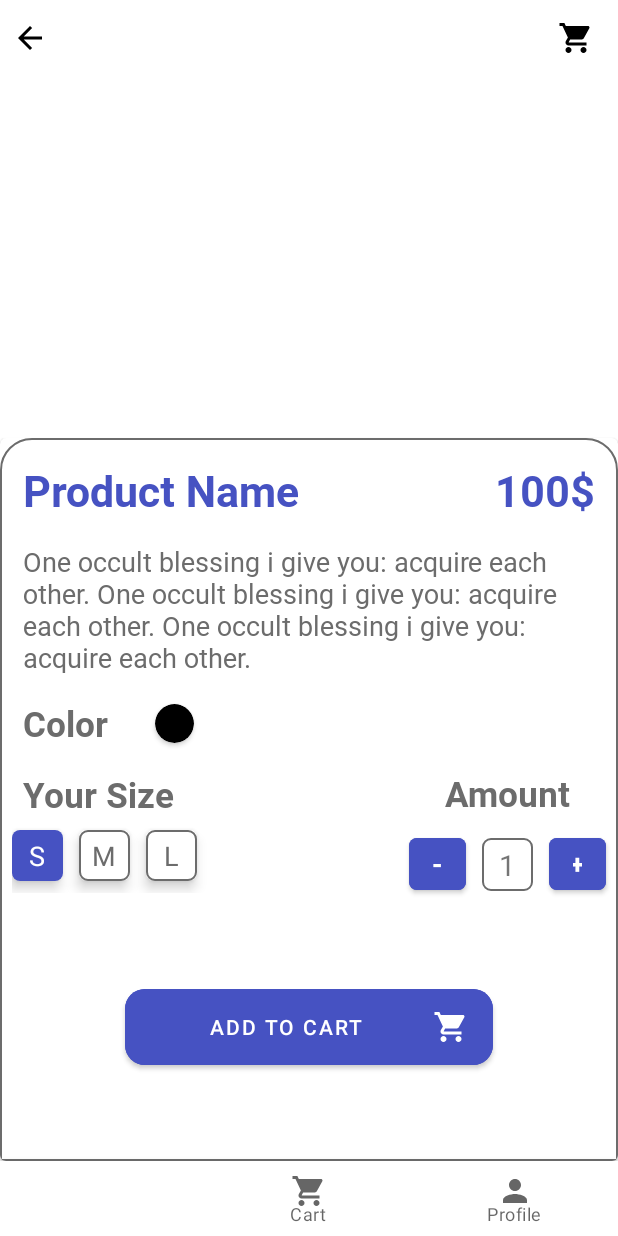
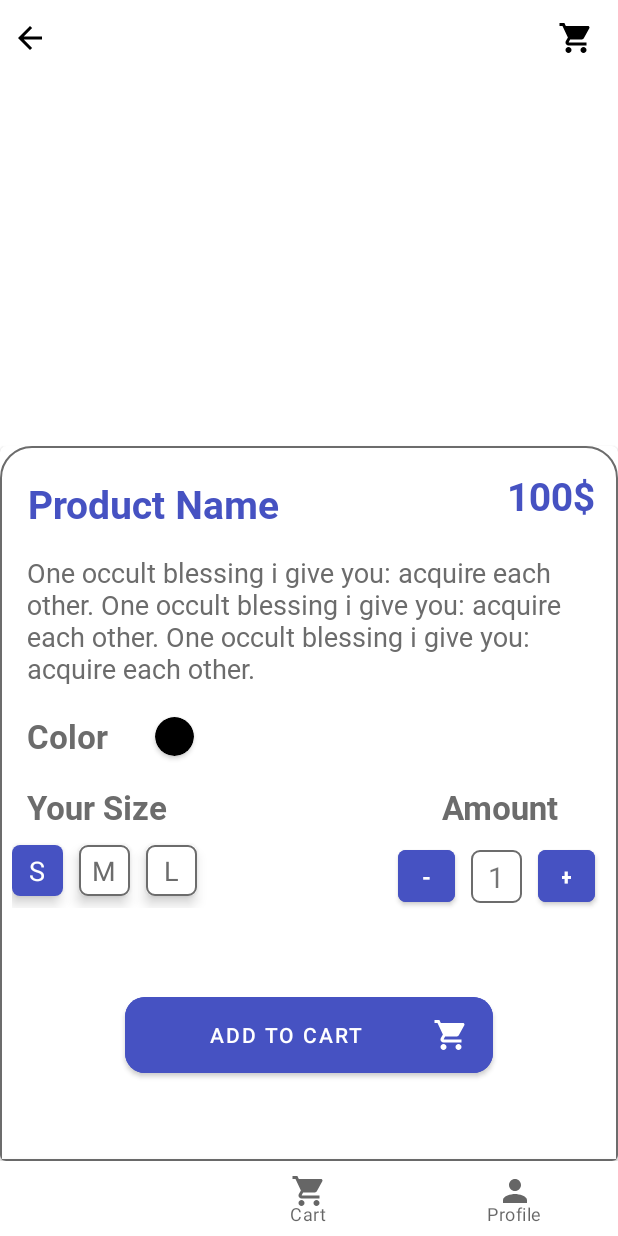
Before and after one commit to SeifEldinMohamed/EcommerceApp, an Android app: the fragment ProductDetailsFragment placed in its activity, on a phone screen of 412 x 824 dp. Run offline under Robolectric (Android 15) with nearby library versions, the phone set to English and light mode, and no system bars; our stand-ins replace Dagger/Hilt's generated code, Picasso, navigation-ui, sdp/ssp sizes; pictures from the network do not load; 6 statements that could not run were skipped.

Commit message:
Update Home and productDetails Design

```diff
--- a/app/src/main/java/com/seif/ecommerceapp/ui/homefragment/HomeFragment.kt
+++ b/app/src/main/java/com/seif/ecommerceapp/ui/homefragment/HomeFragment.kt
@@ -11,7 +11,6 @@ import androidx.recyclerview.widget.GridLayoutManager
 import com.seif.ecommerceapp.data.remote.models.Product
 import com.seif.ecommerceapp.databinding.FragmentHomeBinding
 import com.seif.ecommerceapp.utils.NetworkResult
-import com.seif.ecommerceapp.utils.observeOnce
 import dagger.hilt.android.AndroidEntryPoint
 
 @AndroidEntryPoint
--- a/app/src/main/java/com/seif/ecommerceapp/ui/homefragment/ProductAdapter.kt
+++ b/app/src/main/java/com/seif/ecommerceapp/ui/homefragment/ProductAdapter.kt
@@ -5,7 +5,6 @@ import android.view.ViewGroup
 import androidx.navigation.findNavController
 import androidx.recyclerview.widget.DiffUtil
 import androidx.recyclerview.widget.RecyclerView
-import com.seif.ecommerceapp.R
 import com.seif.ecommerceapp.data.remote.models.Product
 import com.seif.ecommerceapp.databinding.ItemProductRowBinding
 import com.seif.ecommerceapp.utils.ProductsDiffUtil
@@ -16,7 +15,7 @@ class ProductAdapter: RecyclerView.Adapter<ProductAdapter.MyViewHolder>() {
     class MyViewHolder(private val binding: ItemProductRowBinding): RecyclerView.ViewHolder(binding.root) {
         fun bind(product: Product) {
             binding.tvProductName.text = product.productName
-            binding.tvPrice.text = product.price.toString()
+            binding.tvPrice.text = "${product.price.toInt()} $"
             Picasso.get().load(product.photo).into(binding.ivProduct)
 
             binding.cvProduct.setOnClickListener {
--- a/app/src/main/res/layout/fragment_login.xml
+++ b/app/src/main/res/layout/fragment_login.xml
@@ -8,6 +8,7 @@
     tools:context=".ui.loginfragment.LoginFragment">
 
     <androidx.cardview.widget.CardView
+        android:id="@+id/cardView"
         android:layout_width="match_parent"
         android:layout_height="0dp"
         android:layout_marginStart="@dimen/_16sdp"
@@ -140,4 +141,6 @@
         app:layout_constraintStart_toStartOf="parent"
         app:layout_constraintTop_toTopOf="parent" />
 
+
+
 </androidx.constraintlayout.widget.ConstraintLayout>
--- a/app/src/main/res/layout/fragment_product_details.xml
+++ b/app/src/main/res/layout/fragment_product_details.xml
@@ -12,7 +12,7 @@
         android:layout_height="wrap_content"
         android:background="@color/white"
         android:minHeight="50dp"
-        android:theme="?attr/actionBarTheme"
+        android:backgroundTint="@android:color/transparent"
         app:layout_constraintEnd_toEndOf="parent"
         app:layout_constraintStart_toStartOf="parent"
         app:layout_constraintTop_toTopOf="parent" />
@@ -43,7 +43,7 @@
     <com.google.android.material.card.MaterialCardView
         android:layout_width="match_parent"
         android:layout_height="0dp"
-        android:layout_marginTop="@dimen/_16sdp"
+        android:layout_marginTop="@dimen/_20sdp"
         app:layout_constraintBottom_toBottomOf="parent"
         app:layout_constraintEnd_toEndOf="parent"
         app:layout_constraintStart_toStartOf="parent"
@@ -59,6 +59,7 @@
                 android:layout_width="wrap_content"
                 android:layout_height="wrap_content"
                 android:gravity="center"
+                android:layout_marginTop="@dimen/_2sdp"
                 android:layout_marginStart="@dimen/_6sdp"
                 android:orientation="horizontal"
                 app:layout_constraintStart_toStartOf="parent"
@@ -118,12 +119,14 @@
                 android:id="@+id/tv_product_name_details"
                 android:layout_width="wrap_content"
                 android:layout_height="wrap_content"
-                android:layout_marginStart="@dimen/_12sdp"
-                android:layout_marginTop="@dimen/_12sdp"
+                android:maxWidth="@dimen/_180sdp"
+                android:gravity="center"
+                android:layout_marginStart="@dimen/_14sdp"
+                android:layout_marginTop="@dimen/_16sdp"
                 android:fontFamily="@font/roboto_bold"
                 android:text="@string/product_name"
                 android:textColor="@color/blue"
-                android:textSize="@dimen/_22sdp"
+                android:textSize="@dimen/_20sdp"
                 app:layout_constraintStart_toStartOf="parent"
                 app:layout_constraintTop_toTopOf="parent" />
 
@@ -136,7 +139,7 @@
                 android:fontFamily="@font/roboto_bold"
                 android:text="@string/_100"
                 android:textColor="@color/blue"
-                android:textSize="@dimen/_22sdp"
+                android:textSize="@dimen/_20sdp"
                 app:layout_constraintEnd_toEndOf="parent"
                 app:layout_constraintTop_toTopOf="parent" />
 
@@ -145,7 +148,7 @@
                 android:layout_width="0dp"
                 android:layout_height="wrap_content"
                 android:layout_marginTop="16dp"
-                android:layout_marginEnd="@dimen/_12sdp"
+                android:layout_marginEnd="@dimen/_14sdp"
                 android:fontFamily="@font/roboto_regular"
                 android:text="@string/lorem_text_product_details"
                 android:textColor="@color/dark_gray"
@@ -158,11 +161,11 @@
                 android:id="@+id/textView9"
                 android:layout_width="wrap_content"
                 android:layout_height="wrap_content"
-                android:layout_marginTop="16dp"
+                android:layout_marginTop="@dimen/_14sdp"
                 android:fontFamily="@font/roboto_bold"
                 android:text="@string/color"
                 android:textColor="@color/dark_gray"
-                android:textSize="@dimen/_18ssp"
+                android:textSize="@dimen/_17ssp"
                 app:layout_constraintStart_toStartOf="@+id/tv_product_description"
                 app:layout_constraintTop_toBottomOf="@+id/tv_product_description" />
 
@@ -170,24 +173,23 @@
                 android:id="@+id/textView11"
                 android:layout_width="wrap_content"
                 android:layout_height="wrap_content"
-                android:layout_marginTop="@dimen/_12sdp"
-                android:layout_marginEnd="@dimen/_24sdp"
+                android:layout_marginEnd="@dimen/_30sdp"
                 android:fontFamily="@font/roboto_bold"
                 android:text="@string/amount"
                 android:textColor="@color/dark_gray"
-                android:textSize="@dimen/_18ssp"
+                android:textSize="@dimen/_17ssp"
                 app:layout_constraintEnd_toEndOf="parent"
-                app:layout_constraintTop_toBottomOf="@+id/textView9" />
+                app:layout_constraintTop_toTopOf="@+id/textView12" />
 
             <TextView
                 android:id="@+id/textView12"
                 android:layout_width="wrap_content"
                 android:layout_height="wrap_content"
-                android:layout_marginTop="16dp"
+                android:layout_marginTop="@dimen/_14sdp"
                 android:fontFamily="@font/roboto_bold"
                 android:text="@string/your_size"
                 android:textColor="@color/dark_gray"
-                android:textSize="@dimen/_18ssp"
+                android:textSize="@dimen/_17ssp"
                 app:layout_constraintStart_toStartOf="@+id/tv_product_description"
                 app:layout_constraintTop_toBottomOf="@+id/textView9" />
 
@@ -207,12 +209,12 @@
                 android:layout_width="@dimen/_29sdp"
                 android:layout_height="@dimen/_36sdp"
                 android:layout_marginTop="@dimen/_6sdp"
-                android:layout_marginEnd="@dimen/_6sdp"
+                android:layout_marginEnd="@dimen/_12sdp"
                 android:backgroundTint="@color/blue"
                 android:gravity="center"
                 android:text="@string/_plus"
                 android:textColor="@color/white"
-                android:textSize="@dimen/_14ssp"
+                android:textSize="@dimen/_12ssp"
                 android:fontFamily="@font/roboto_bold"
                 app:cornerRadius="@dimen/_4sdp"
                 app:layout_constraintEnd_toEndOf="parent"
@@ -229,7 +231,7 @@
                 android:text="@string/_minus"
                 android:layout_marginEnd="@dimen/_8sdp"
                 android:textColor="@color/white"
-                android:textSize="@dimen/_14ssp"
+                android:textSize="@dimen/_12ssp"
                 android:fontFamily="@font/roboto_bold"
                 app:cornerRadius="@dimen/_4sdp"
                 app:layout_constraintEnd_toStartOf="@+id/tv_amount"
@@ -279,6 +281,7 @@
         android:src="@drawable/ic_shopping_cart_nav"
         app:layout_constraintBottom_toBottomOf="@+id/toolbar2"
         app:layout_constraintEnd_toEndOf="@+id/toolbar2"
-        app:layout_constraintTop_toTopOf="parent" />
+        app:layout_constraintTop_toTopOf="parent"
+        android:contentDescription="@string/cart_image_description" />
 
 </androidx.constraintlayout.widget.ConstraintLayout>
--- a/app/src/main/res/layout/item_product_row.xml
+++ b/app/src/main/res/layout/item_product_row.xml
@@ -44,7 +44,10 @@
                 android:layout_height="wrap_content"
                 android:layout_marginStart="@dimen/_6sdp"
                 android:layout_marginTop="@dimen/_8sdp"
+                android:ellipsize="end"
                 android:fontFamily="@font/roboto_bold"
+                android:maxLines="1"
+                android:maxWidth="@dimen/_90sdp"
                 android:text="@string/product_name"
                 android:textColor="@color/dark_gray"
                 android:textSize="@dimen/_12ssp"
--- a/app/src/main/res/values/strings.xml
+++ b/app/src/main/res/values/strings.xml
@@ -36,4 +36,5 @@
     <string name="_1">1</string>
     <string name="add_to_cart">Add To Cart</string>
     <string name="profile_image_description">profile image description</string>
+    <string name="loading">Loading...</string>
 </resources>
```
Also changed, not shown: app/src/main/java/com/seif/ecommerceapp/ui/loginfragment/LoginFragment.kt (+25 -3 lines), app/src/main/res/layout/custom_loading_dialog.xml (added, +48 -0 lines).
